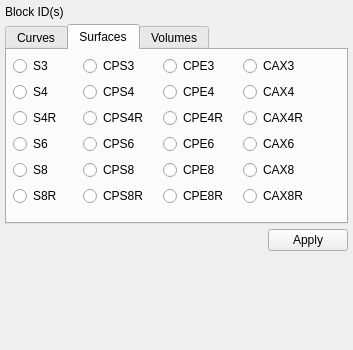
This is src/GUI/BlocksCCXElementType.ui in calculix/Cubit-CalculiX as Qt 5 draws it before an edit. The edited form follows.
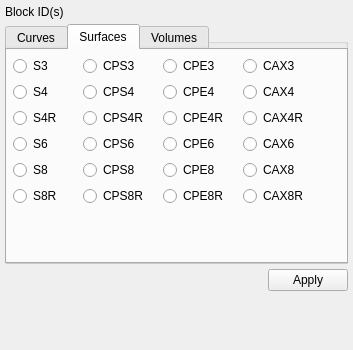
This is the edited form. The open tabs and pages were chosen to show the change.

Commit message: modified:   src/Commands/ccxBlockElementTypeCommand.cpp 	modified:   src/GUI/BlocksCCXElementType.cpp 	modified:   src/GUI/BlocksCCXElementType.hpp 	modified:   src/GUI/BlocksCCXElementType.ui 	modified:   src/cmdPanelManager.cpp

Diff of the .ui file:
```diff
--- a/src/GUI/BlocksCCXElementType.ui
+++ b/src/GUI/BlocksCCXElementType.ui
@@ -29,12 +29,88 @@
    <property name="spacing">
     <number>5</number>
    </property>
-   <item row="1" column="0" rowspan="3">
+   <item row="0" column="0">
+    <layout class="QHBoxLayout" name="horizontalLayout_Block">
+     <item>
+      <widget class="QLabel" name="label_1">
+       <property name="text">
+        <string>Block ID(s)</string>
+       </property>
+      </widget>
+     </item>
+     <item>
+      <widget class="QWidget" name="pwBlock" native="true">
+       <property name="sizePolicy">
+        <sizepolicy hsizetype="Expanding" vsizetype="Preferred">
+         <horstretch>0</horstretch>
+         <verstretch>0</verstretch>
+        </sizepolicy>
+       </property>
+      </widget>
+     </item>
+    </layout>
+   </item>
+   <item row="3" column="0">
+    <spacer name="verticalSpacer_9">
+     <property name="orientation">
+      <enum>Qt::Vertical</enum>
+     </property>
+     <property name="sizeHint" stdset="0">
+      <size>
+       <width>20</width>
+       <height>40</height>
+      </size>
+     </property>
+    </spacer>
+   </item>
+   <item row="2" column="0">
+    <layout class="QHBoxLayout" name="horizontalLayout_Button">
+     <item>
+      <spacer name="horizontalSpacer">
+       <property name="orientation">
+        <enum>Qt::Horizontal</enum>
+       </property>
+       <property name="sizeHint" stdset="0">
+        <size>
+         <width>40</width>
+         <height>20</height>
+        </size>
+       </property>
+      </spacer>
+     </item>
+     <item>
+      <widget class="QPushButton" name="pbApply">
+       <property name="text">
+        <string>Apply</string>
+       </property>
+      </widget>
+     </item>
+    </layout>
+   </item>
+   <item row="1" column="0">
+    <widget class="QGroupBox" name="groupBox">
+     <property name="minimumSize">
+      <size>
+       <width>300</width>
+       <height>240</height>
+      </size>
+     </property>
+     <property name="title">
+      <string>GroupBox</string>
+     </property>
     <widget class="QTabWidget" name="tabWidget">
+      <property name="geometry">
+       <rect>
+        <x>0</x>
+        <y>0</y>
+        <width>343</width>
+        <height>240</height>
+       </rect>
+      </property>
      <property name="minimumSize">
       <size>
        <width>300</width>
-       <height>200</height>
+        <height>240</height>
       </size>
      </property>
      <property name="currentIndex">
@@ -649,64 +725,7 @@
       </widget>
      </widget>
     </widget>
-   </item>
-   <item row="0" column="0">
-    <layout class="QHBoxLayout" name="horizontalLayout_Block">
-     <item>
-      <widget class="QLabel" name="label_1">
-       <property name="text">
-        <string>Block ID(s)</string>
-       </property>
-      </widget>
-     </item>
-     <item>
-      <widget class="QWidget" name="pwBlock" native="true">
-       <property name="sizePolicy">
-        <sizepolicy hsizetype="Expanding" vsizetype="Preferred">
-         <horstretch>0</horstretch>
-         <verstretch>0</verstretch>
-        </sizepolicy>
-       </property>
-      </widget>
-     </item>
-    </layout>
-   </item>
-   <item row="4" column="0">
-    <layout class="QHBoxLayout" name="horizontalLayout_Button">
-     <item>
-      <spacer name="horizontalSpacer">
-       <property name="orientation">
-        <enum>Qt::Horizontal</enum>
-       </property>
-       <property name="sizeHint" stdset="0">
-        <size>
-         <width>40</width>
-         <height>20</height>
-        </size>
-       </property>
-      </spacer>
-     </item>
-     <item>
-      <widget class="QPushButton" name="pbApply">
-       <property name="text">
-        <string>Apply</string>
-       </property>
-      </widget>
-     </item>
-    </layout>
-   </item>
-   <item row="5" column="0">
-    <spacer name="verticalSpacer_9">
-     <property name="orientation">
-      <enum>Qt::Vertical</enum>
-     </property>
-     <property name="sizeHint" stdset="0">
-      <size>
-       <width>20</width>
-       <height>40</height>
-      </size>
-     </property>
-    </spacer>
+    </widget>
    </item>
   </layout>
  </widget>
```
Left out of the diff: 38 changed lines with no effect on the pictures. Lines whose indentation alone changed are shown as unchanged. The commit also changes 4 other files.
